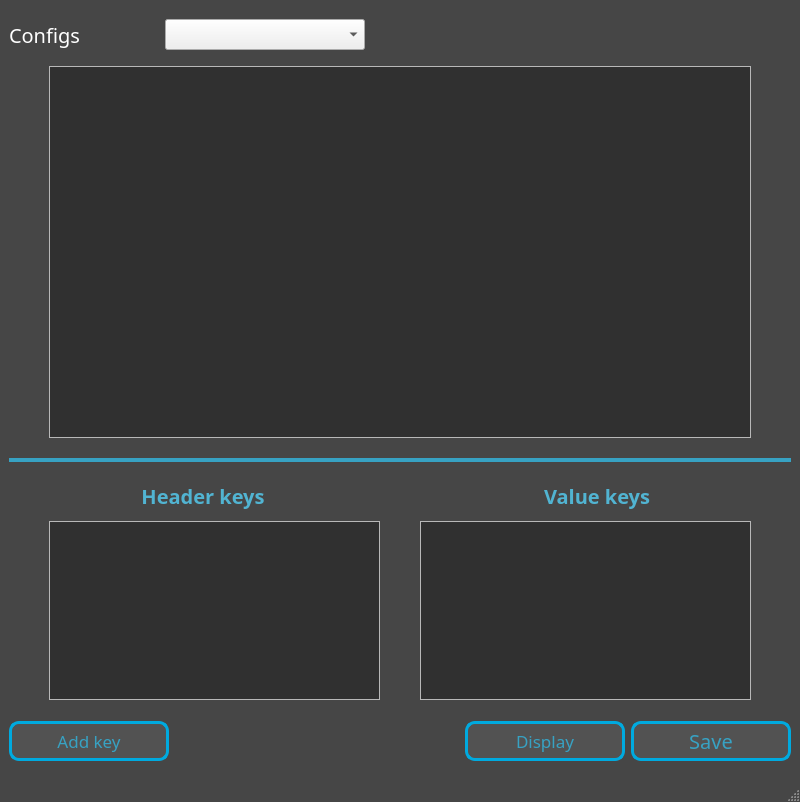
Ruha24/YamlEditor, file mainwindow.ui: the form before one commit.
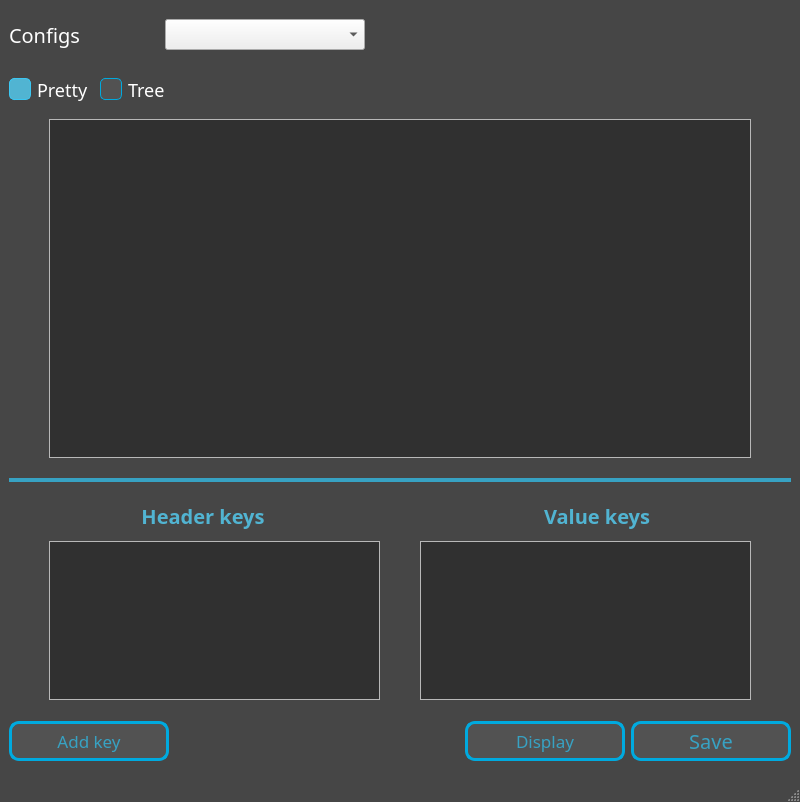
The form after the commit.

```diff
--- a/mainwindow.ui
+++ b/mainwindow.ui
@@ -142,7 +142,7 @@
       </item>
      </layout>
     </item>
-    <item row="1" column="0">
+    <item row="2" column="0">
      <widget class="QSplitter" name="splitter">
       <property name="styleSheet">
        <string notr="true">
@@ -215,7 +215,7 @@
              <x>0</x>
              <y>0</y>
              <width>686</width>
-             <height>342</height>
+             <height>313</height>
             </rect>
            </property>
            <layout class="QGridLayout" name="gridLayout">
@@ -438,7 +438,7 @@
                  <x>0</x>
                  <y>0</y>
                  <width>320</width>
-                 <height>171</height>
+                 <height>151</height>
                 </rect>
                </property>
                <layout class="QGridLayout" name="gridLayout_5">
@@ -492,7 +492,7 @@
                  <x>0</x>
                  <y>0</y>
                  <width>320</width>
-                 <height>171</height>
+                 <height>151</height>
                 </rect>
                </property>
                <layout class="QGridLayout" name="gridLayout_3">
@@ -527,7 +527,7 @@
       </widget>
      </widget>
     </item>
-    <item row="2" column="0">
+    <item row="3" column="0">
      <layout class="QHBoxLayout" name="horizontalLayout_2">
       <property name="topMargin">
        <number>15</number>
@@ -673,6 +673,110 @@
       </item>
      </layout>
     </item>
+    <item row="1" column="0">
+     <layout class="QHBoxLayout" name="horizontalLayout_6">
+      <property name="spacing">
+       <number>10</number>
+      </property>
+      <property name="sizeConstraint">
+       <enum>QLayout::SetMinimumSize</enum>
+      </property>
+      <property name="topMargin">
+       <number>10</number>
+      </property>
+      <property name="bottomMargin">
+       <number>10</number>
+      </property>
+      <item>
+       <widget class="QCheckBox" name="prettychb">
+        <property name="font">
+         <font>
+          <family>Montserrat</family>
+          <pointsize>-1</pointsize>
+         </font>
+        </property>
+        <property name="styleSheet">
+         <string notr="true">QCheckBox
+{ 
+	color: white;
+	font-size: 18px;
+}
+
+QCheckBox::indicator 
+{
+	width: 20px;
+	height: 20px; 
+	background-color: #525252; 
+	color: #37A2C3; 
+	border: 1px solid #00AADF; 
+	border-radius: 5px;
+} 
+
+QCheckBox::indicator:checked 
+{ 
+	border: 1px solid #3CC7F2;
+	background-color: #51B4D2;
+}</string>
+        </property>
+        <property name="text">
+         <string>Pretty</string>
+        </property>
+        <property name="checked">
+         <bool>true</bool>
+        </property>
+       </widget>
+      </item>
+      <item>
+       <widget class="QCheckBox" name="treechb">
+        <property name="font">
+         <font>
+          <family>Montserrat</family>
+          <pointsize>-1</pointsize>
+         </font>
+        </property>
+        <property name="styleSheet">
+         <string notr="true">QCheckBox
+{ 
+	color: white;
+	font-size: 18px;
+}
+
+QCheckBox::indicator 
+{
+	width: 20px;
+	height: 20px; 
+	background-color: #525252; 
+	color: #37A2C3; 
+	border: 1px solid #00AADF; 
+	border-radius: 5px;
+} 
+
+QCheckBox::indicator:checked 
+{ 
+	border: 1px solid #3CC7F2;
+	background-color: #51B4D2;
+}</string>
+        </property>
+        <property name="text">
+         <string>Tree</string>
+        </property>
+       </widget>
+      </item>
+      <item>
+       <spacer name="horizontalSpacer_10">
+        <property name="orientation">
+         <enum>Qt::Horizontal</enum>
+        </property>
+        <property name="sizeHint" stdset="0">
+         <size>
+          <width>40</width>
+          <height>20</height>
+         </size>
+        </property>
+       </spacer>
+      </item>
+     </layout>
+    </item>
    </layout>
   </widget>
   <widget class="QMenuBar" name="menubar">
```
